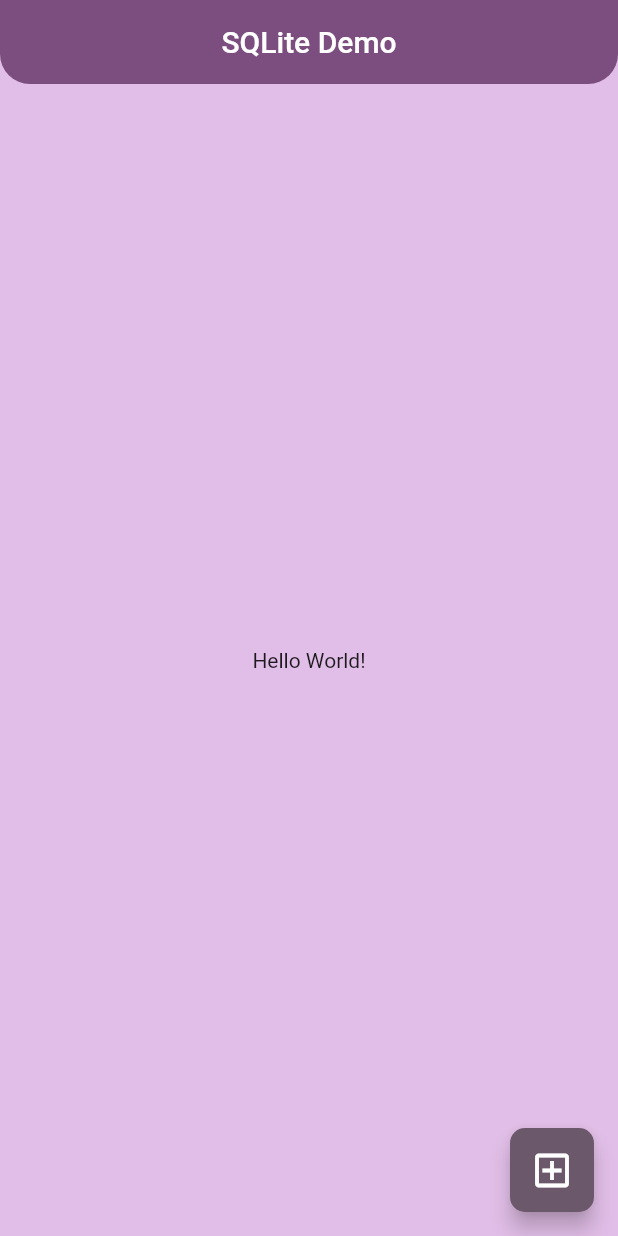
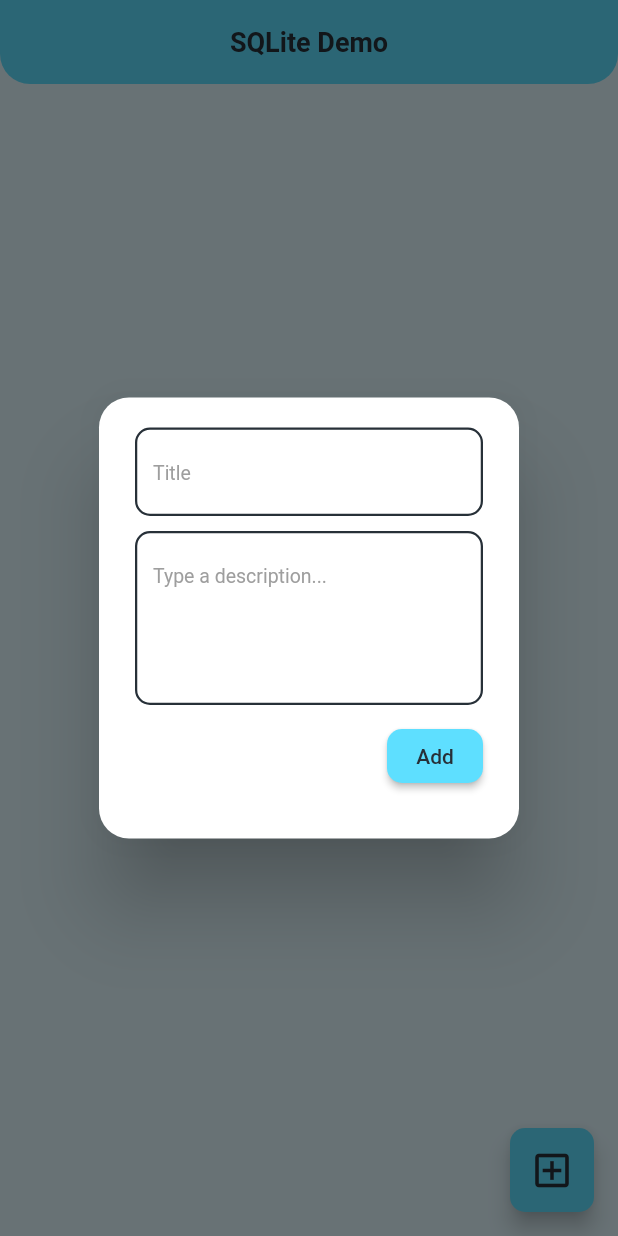
Before and after one commit to oilyn0s3/sqflite_app_demo, a Flutter app: the screen it shows after launch, after a tap on the "add box" icon, on a phone screen of 412 x 824 dp. Run offline on Flutter 3.47's test engine with Material 2 defaults, Android fonts, the light colour scheme and no system bars; our stand-ins replace sqflite; accounts and stored records are empty.

Commit message:
initigrated CRUD

```diff
--- a/lib/main.dart
+++ b/lib/main.dart
@@ -1,4 +1,5 @@
 import 'package:flutter/material.dart';
+import 'package:sqflite_app_demo/color_data.dart';
 import 'package:sqflite_app_demo/sql_helper.dart';
 
 void main() {
@@ -11,13 +12,11 @@ class MainApp extends StatelessWidget {
   @override
   Widget build(BuildContext context) {
     return MaterialApp(
+      debugShowCheckedModeBanner: false,
       // theme: ThemeData(
       //   primarySwatch: Colors.purple,
       // ),
-      theme: ThemeData.from(
-          colorScheme: ColorScheme.fromSeed(
-        seedColor: Colors.purple,
-      )),
+      theme: fTheme(context),
       home: const HomePage(),
     );
   }
@@ -33,13 +32,87 @@ class HomePage extends StatefulWidget {
 class _HomePageState extends State<HomePage> {
   List<Map<String, dynamic>> _journal = [];
   bool _isLoading = true;
+  final _titleController = TextEditingController();
+  final _descriptionController = TextEditingController();
 
   void _getJournals() async {
     final allItems = await SQLHelper.getAllItems();
+
     setState(() {
       _journal = allItems;
       _isLoading = false;
     });
+  }
+
+  void addItem() {
+    SQLHelper.addItem(
+      _titleController.text,
+      _descriptionController.text,
+    );
+    _getJournals();
+  }
+
+  void updateItem(int id) {
+    SQLHelper.updateItem(
+      id,
+      _titleController.text,
+      _descriptionController.text,
+    );
+    _getJournals();
+  }
+
+  void deleteItem(int id) {
+    SQLHelper.deleteItem(id);
+    _getJournals();
+  }
+
+  inputAlert(int? id) {
+    if (id != null) {
+      final existingItem =
+          _journal.firstWhere((element) => element['id'] == id);
+      _titleController.text = existingItem['title'];
+      _descriptionController.text = existingItem['description'];
+    }
+    showDialog(
+      context: context,
+      builder: (context) => AlertDialog(
+        shape: RoundedRectangleBorder(borderRadius: BorderRadius.circular(20)),
+        content: SizedBox(
+          height: 250,
+          child: Column(
+            children: [
+              TextField(
+                controller: _titleController,
+                decoration: kTextInputDecoration('Title'),
+              ),
+              const SizedBox(height: 10),
+              TextField(
+                scrollPhysics: const BouncingScrollPhysics(),
+                maxLines: 4,
+                controller: _descriptionController,
+                decoration: kTextInputDecoration('Type a description...'),
+              ),
+              const SizedBox(height: 10),
+              Row(
+                mainAxisAlignment: MainAxisAlignment.end,
+                children: [
+                  ElevatedButton(
+                      onPressed: () {
+                        (id == null) ? addItem() : updateItem(id);
+                        _titleController.clear();
+                        _descriptionController.clear();
+                        Navigator.pop(context);
+                      },
+                      child: Text(id == null ? 'Add' : 'Update')),
+                ],
+              )
+            ],
+          ),
+        ),
+        // actionsPadding: const EdgeInsets.all(30),
+        // actions:
+      ),
+    );
   }
 
   @override
@@ -51,7 +124,7 @@ class _HomePageState extends State<HomePage> {
   @override
   Widget build(BuildContext context) {
     return Scaffold(
-      backgroundColor: Colors.purple[100],
+      // backgroundColor: dominantColor,
       appBar: AppBar(
         shape: const RoundedRectangleBorder(
           borderRadius: BorderRadius.only(
@@ -63,9 +136,6 @@ class _HomePageState extends State<HomePage> {
         title: const Text("SQLite Demo"),
         centerTitle: true,
       ),
-      body: const Center(
-        child: Text('Hello World!'),
-      ),
       floatingActionButton: FloatingActionButton(
         shape: RoundedRectangleBorder(
           borderRadius: BorderRadius.circular(10),
@@ -74,8 +144,108 @@ class _HomePageState extends State<HomePage> {
           Icons.add_box_outlined,
           size: 30,
         ),
-        onPressed: () {},
+        onPressed: () => inputAlert(null),
+      ),
+      body: Padding(
+        padding: const EdgeInsets.all(10),
+        child: ListView.builder(
+          itemCount: _journal.length,
+          itemBuilder: (context, index) {
+            var item = _journal[index];
+            return Padding(
+              padding: const EdgeInsets.only(bottom: 10.0),
+              child: ListTile(
+                // isThreeLine: true,
+                title: Text(
+                  item['title'],
+                  style: TextStyle(
+                    color: secondaryColor,
+                    fontWeight: FontWeight.bold,
+                  ),
+                ),
+                subtitle: Text(
+                  item['description'],
+                  maxLines: 1,
+                  overflow: TextOverflow.fade,
+                ),
+                trailing: SizedBox(
+                  width: 100,
+                  child: Row(
+                    children: [
+                      IconButton(
+                        onPressed: () => inputAlert(item['id']),
+                        icon: Icon(
+                          Icons.edit,
+                          color: secondaryColor,
+                        ),
+                      ),
+                      IconButton(
+                        onPressed: () => deleteItem(item['id']),
+                        icon: Icon(
+                          Icons.delete,
+                          color: Colors.red[800],
+                        ),
+                      )
+                    ],
+                  ),
+                ),
+              ),
+            );
+          },
+        ),
       ),
     );
   }
 }
+
+
+
+
+/// DEAD Dismissible Code
+///
+/// Dismissible(
+
+            //   background: Container(
+            //     decoration: BoxDecoration(
+            //       borderRadius: BorderRadius.circular(10),
+            //       color: Colors.yellow[200],
+            //     ),
+            //     child: const Row(
+            //       mainAxisAlignment: MainAxisAlignment.start,
+            //       children: [
+            //         SizedBox(width: 20),
+            //         Icon(Icons.edit),
+            //       ],
+            //     ),
+            //   ),
+            //   secondaryBackground: Container(
+            //     decoration: BoxDecoration(
+            //       borderRadius: BorderRadius.circular(10),
+            //       color: Colors.red[200],
+            //     ),
+            //     child: const Row(
+            //       mainAxisAlignment: MainAxisAlignment.end,
+            //       children: [
+            //         Icon(Icons.delete),
+            //         SizedBox(width: 20),
+            //       ],
+            //     ),
+            //   ),
+            //   onDismissed: (direction) =>
+            //       direction == DismissDirection.endToStart
+            //           ? print('Delete')
+            //           : inputAlert(item['id']),
+            //   key: ValueKey(item),
+            //   child: ListTile(
+            //     isThreeLine: true,
+            //     title: Text(item['title']),
+            //     subtitle: Text(
+            //       item['description'],
+            //       maxLines: 2,
+            //       overflow: TextOverflow.fade,
+            //     ),
+            //   ),
+            // );
+///
+///
+///
```
